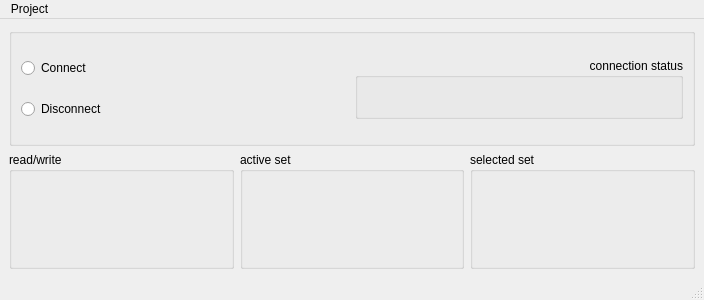
Qt form nuRMainWindow.ui (ProfNitz/nuRay) before a commit.
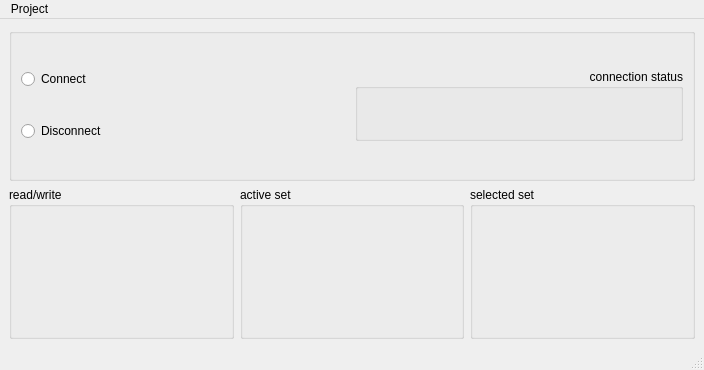
The same form after that commit.

Commit message:
minor design fixes of the MainWIndow ui
more height and a Layout for the LED Groupbox to allign everything properly

```diff
--- a/nuRMainWindow.ui
+++ b/nuRMainWindow.ui
@@ -7,7 +7,7 @@
     <x>0</x>
     <y>0</y>
     <width>704</width>
-    <height>300</height>
+    <height>370</height>
    </rect>
   </property>
   <property name="sizePolicy">
@@ -54,17 +54,11 @@
          <property name="alignment">
           <set>Qt::AlignRight|Qt::AlignTop|Qt::AlignTrailing</set>
          </property>
-         <widget class="QWidget" name="horizontalLayoutWidget">
-          <property name="geometry">
-           <rect>
-            <x>10</x>
-            <y>20</y>
-            <width>111</width>
-            <height>31</height>
-           </rect>
-          </property>
-          <layout class="QHBoxLayout" name="ConnectionStatus"/>
-         </widget>
+         <layout class="QVBoxLayout" name="verticalLayout_3">
+          <item>
+           <layout class="QHBoxLayout" name="ConnectionStatus"/>
+          </item>
+         </layout>
         </widget>
        </item>
        <item row="0" column="0">
```
